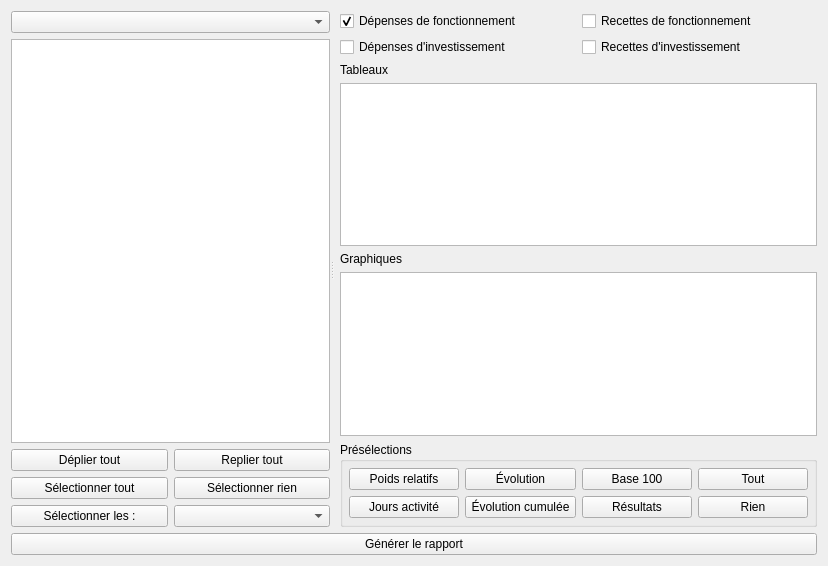
The window that formreports.ui (GiPiLab/ProtonClassicSuite) describes before a commit, drawn with Qt 5.
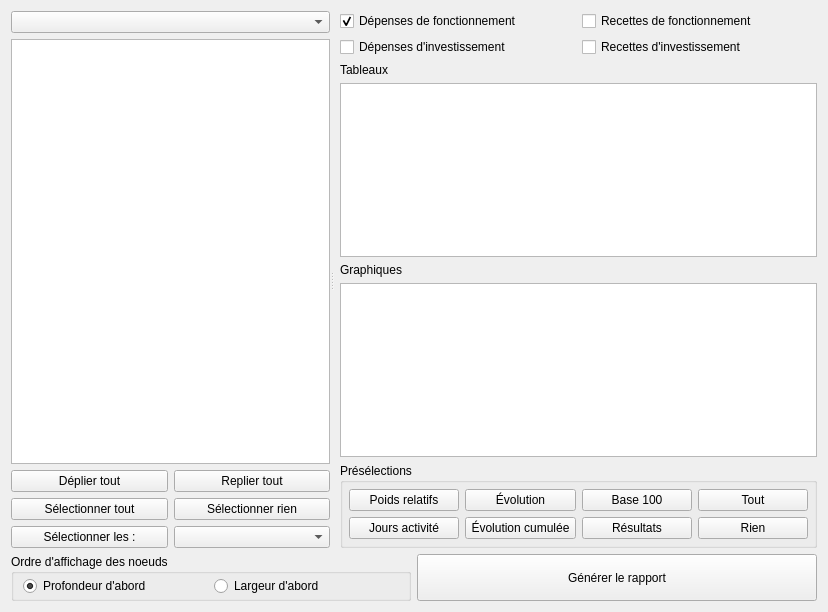
The same window after the commit.

```diff
--- a/formreports.ui
+++ b/formreports.ui
@@ -7,14 +7,14 @@
     <x>0</x>
     <y>0</y>
     <width>828</width>
-    <height>566</height>
+    <height>612</height>
    </rect>
   </property>
   <property name="windowTitle">
    <string>Générateur de rapports</string>
   </property>
-  <layout class="QVBoxLayout" name="verticalLayout">
-   <item>
+  <layout class="QGridLayout" name="gridLayout_4">
+   <item row="0" column="0" colspan="2">
     <widget class="QSplitter" name="splitter">
      <property name="orientation">
       <enum>Qt::Horizontal</enum>
@@ -246,8 +246,46 @@
      </widget>
     </widget>
    </item>
-   <item>
-    <widget class="QPushButton" name="pushButton">
+   <item row="2" column="0">
+    <widget class="QGroupBox" name="groupBoxTraversal">
+     <property name="title">
+      <string>Ordre d'affichage des noeuds</string>
+     </property>
+     <layout class="QHBoxLayout" name="horizontalLayout">
+      <property name="topMargin">
+       <number>2</number>
+      </property>
+      <property name="bottomMargin">
+       <number>2</number>
+      </property>
+      <item>
+       <widget class="QRadioButton" name="radioButtonDFS">
+        <property name="text">
+         <string>Profondeur d'abord</string>
+        </property>
+        <property name="checked">
+         <bool>true</bool>
+        </property>
+       </widget>
+      </item>
+      <item>
+       <widget class="QRadioButton" name="radioButtonBFS">
+        <property name="text">
+         <string>Largeur d'abord</string>
+        </property>
+       </widget>
+      </item>
+     </layout>
+    </widget>
+   </item>
+   <item row="2" column="1">
+    <widget class="QPushButton" name="saveButton">
+     <property name="sizePolicy">
+      <sizepolicy hsizetype="Minimum" vsizetype="Expanding">
+       <horstretch>0</horstretch>
+       <verstretch>0</verstretch>
+      </sizepolicy>
+     </property>
      <property name="text">
       <string>Générer le rapport</string>
      </property>
```
Left out of the diff: 28 changed lines with no effect on the pictures.
